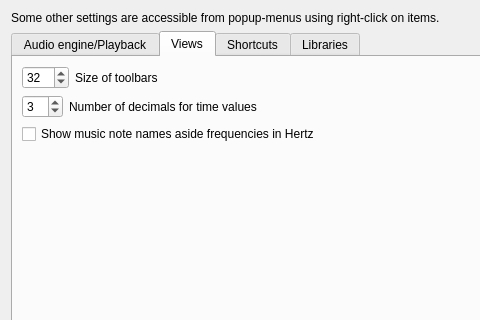
This is src/wdialogsettings.ui in gillesdegottex/dfasma as Qt 5 draws it before an edit; both pictures show x 0 to 480 and y 0 to 320 of the 675 by 490 pixel window. The edited form follows.
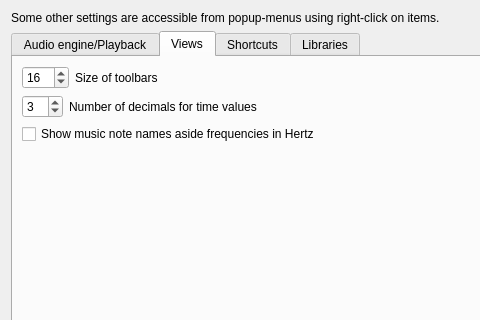
This is the edited form.

Patch:
```diff
--- a/src/wdialogsettings.ui
+++ b/src/wdialogsettings.ui
@@ -199,7 +199,7 @@
             <number>128</number>
            </property>
            <property name="value">
-            <number>32</number>
+            <number>16</number>
            </property>
           </widget>
          </item>
```
Left out of the diff: 16 changed lines with no effect on the pictures.
